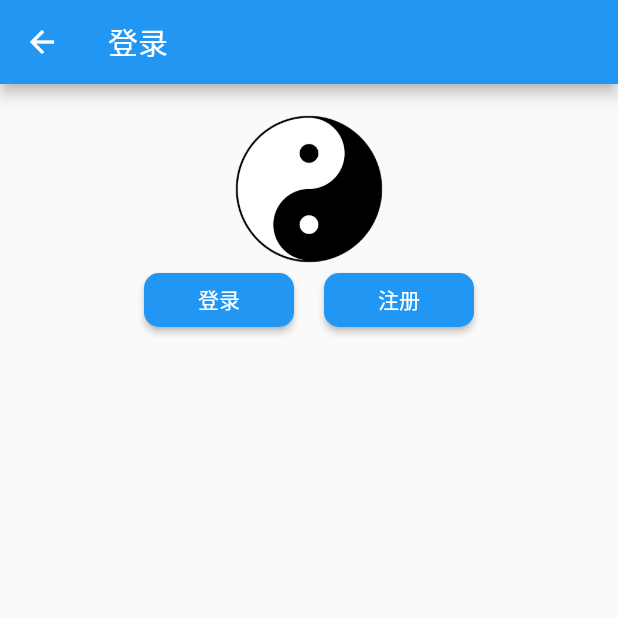
After one commit to hsy1992/flutter_study, a Flutter app: the LoginPage screen opened directly, on a phone screen of 412 x 824 dp, the top half of it. The commit adds this screen. Run offline on Flutter 3.47's test engine with Material 2 defaults, Android fonts, the phone set to English and light mode, and no system bars; our stand-ins replace flutter_swiper; network calls fail; statements that could not run were skipped.

Commit message:
1，点击事件 2，跳页 3，登录

```diff
--- /dev/null
+++ b/lib/view/login_page.dart
@@ -0,0 +1,78 @@
+import 'package:flutter/material.dart';
+
+///登录页面
+class LoginPage extends StatelessWidget {
+
+  @override
+  Widget build(BuildContext context) {
+    return Scaffold(
+      appBar: AppBar(title: Text('登录'),),
+      body: LoginPageView(),
+    );
+  }
+
+}
+
+class LoginPageView extends StatefulWidget {
+
+  @override
+  State<StatefulWidget> createState() {
+    return LoginPageState();
+  }
+}
+
+class LoginPageState extends State<LoginPageView> {
+
+  @override
+  Widget build(BuildContext context) {
+    return Column(
+      mainAxisSize: MainAxisSize.max,
+      mainAxisAlignment: MainAxisAlignment.start,
+      children: <Widget>[
+        Container(
+          child: Image.asset("images/logo.png", width: 100.0, height: 100.0, fit: BoxFit.fill,),
+          margin: EdgeInsets.only(top: 20.0),
+          alignment: Alignment.center,
+        ),
+        Row(
+          mainAxisAlignment: MainAxisAlignment.center,
+          children: <Widget>[
+            Container(
+              width: 100.0,
+              child: RaisedButton(
+                onPressed: _login,
+                child: Text("登录"),
+                color: Colors.blue,
+                textColor: Colors.white,
+                splashColor: Colors.red,
+                shape: RoundedRectangleBorder(
+                    borderRadius: BorderRadius.all(Radius.circular(10.0))
+                ),
+              ),
+            ),
+            Container(
+              width: 100.0,
+              margin: EdgeInsets.only(left: 20.0),
+              child: RaisedButton(
+                onPressed: _register,
+                child: Text("注册"),
+                color: Colors.blue,
+                textColor: Colors.white,
+                splashColor: Colors.red,
+                shape: RoundedRectangleBorder(
+                    borderRadius: BorderRadius.all(Radius.circular(10.0))
+                ),
+              ),
+            )
+          ],
+        )
+      ],
+    );
+  }
+
+  void _login() {
+  }
+
+  void _register() {
+  }
+}
--- a/pubspec.yaml
+++ b/pubspec.yaml
@@ -58,6 +58,7 @@ flutter:
     - images/icon_mine.png
     - images/icon_mine_select.png
     - images/bg_advertising.jpg
+    - images/logo.png
 
 
   # To add assets to your application, add an assets section, like this:
```
Also changed, not shown: lib/util/check_status.dart (added, +9 -0 lines), lib/util/router_jump.dart (added, +18 -0 lines), lib/widght/HomeItem.dart (+16 -2 lines), images/logo.png (added).
